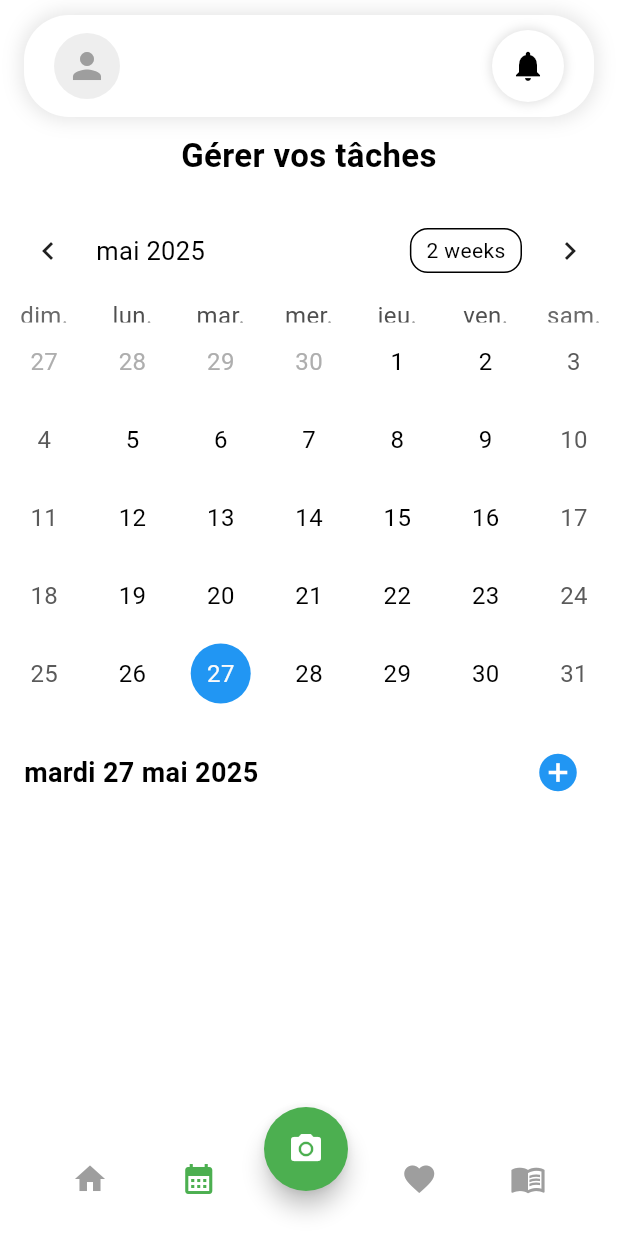
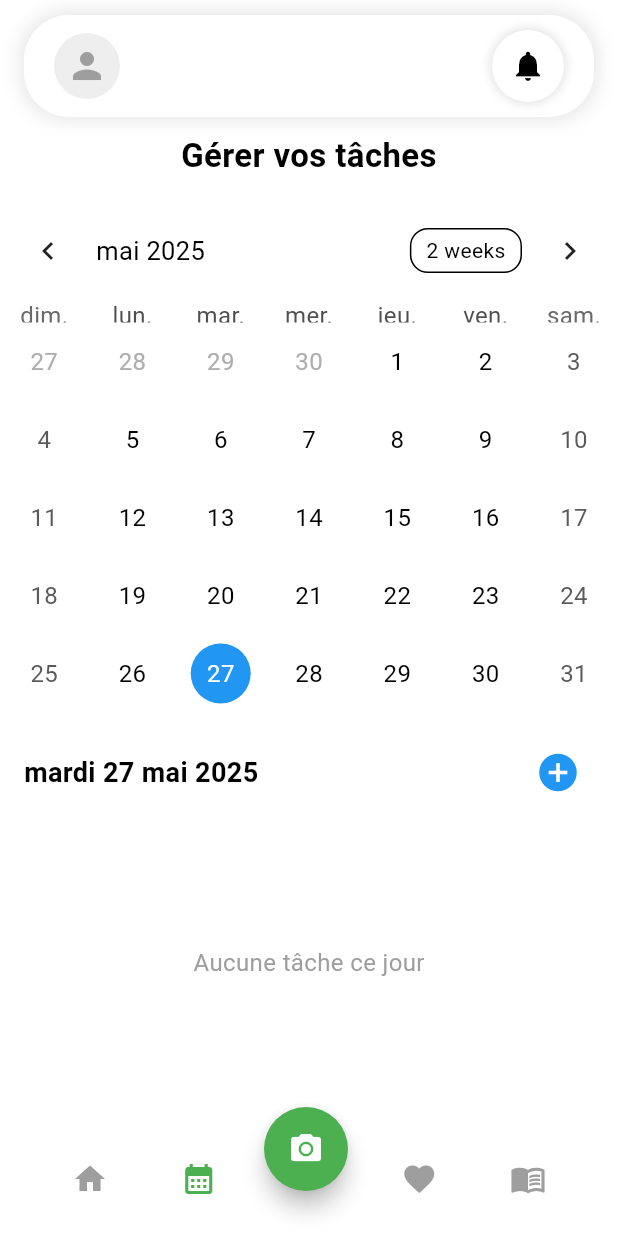
Before and after one commit to naelbenaissa/LeafGuard, a Flutter app: the TasksCalendarPage screen opened by its route, on a phone screen of 412 x 824 dp. Run offline on Flutter 3.47's test engine with Material 3 defaults, Android fonts, the phone set to English and light mode, and no system bars; drawn by our look-alikes of table_calendar; our stand-ins replace cached_network_image, camera, flutter_local_notifications, go_router, image_picker, introduction_screen and 5 more; accounts and stored records are empty.

Commit message:
Amelioration affichage tache

```diff
--- a/lib/views/tasks_calendar/tasks_calendar.dart
+++ b/lib/views/tasks_calendar/tasks_calendar.dart
@@ -158,11 +158,27 @@ class _TasksCalendarPageState extends State<TasksCalendarPage> {
             Expanded(
               child: _isLoading
                   ? const Center(child: CircularProgressIndicator())
-                  : ListView(
+                  : Builder(
+                builder: (context) {
+                  final dayTasks = _tasksByDate[DateTime(
+                    _selectedDay.year,
+                    _selectedDay.month,
+                    _selectedDay.day,
+                  )] ??
+                      [];
+
+                  if (dayTasks.isEmpty) {
+                    return const Center(
+                      child: Text(
+                        "Aucune tâche ce jour",
+                        style: TextStyle(fontSize: 16, color: Colors.grey),
+                      ),
+                    );
+                  }
+
+                  return ListView(
                     padding: const EdgeInsets.all(16.0),
-                      children: (_tasksByDate[DateTime(_selectedDay.year,
-                                  _selectedDay.month, _selectedDay.day)] ??
-                              [])
+                    children: dayTasks
                         .map((task) => TaskCard(
                       id: task['id'].toString(),
                       title: task['title'],
@@ -171,6 +187,8 @@ class _TasksCalendarPageState extends State<TasksCalendarPage> {
                       refreshTasks: _fetchTasks,
                     ))
                         .toList(),
+                  );
+                },
               ),
             ),
           ],
```
Lines whose indentation alone changed are shown as unchanged.
